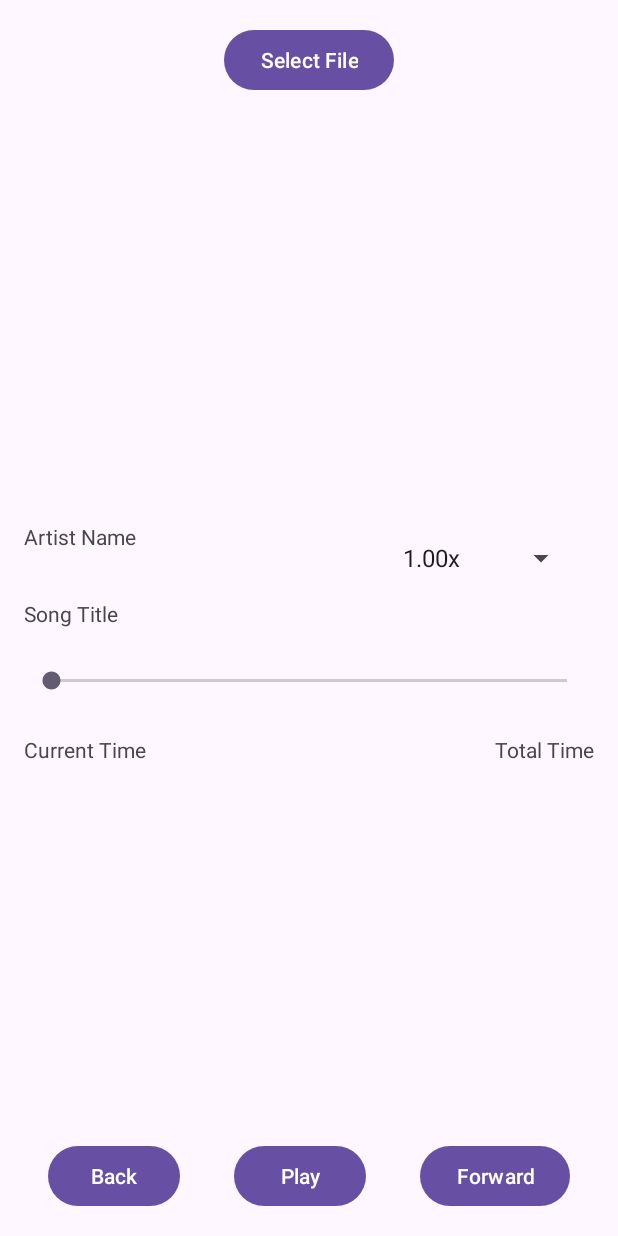
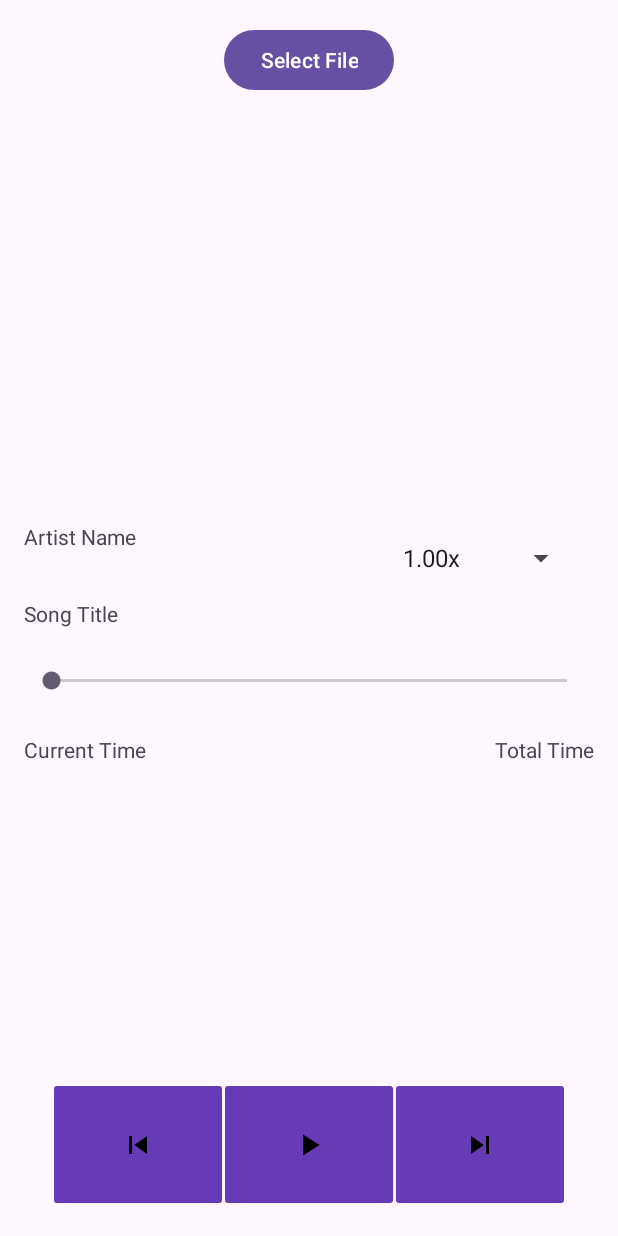
Before and after one commit to iToastMost/Custom-Android-Audio-Player, an Android app: the screen it shows after launch (MainActivity), on a phone screen of 412 x 824 dp. Run offline under Robolectric (Android 15) with nearby library versions, the phone set to English and light mode, and no system bars; 1 statement that could not run was skipped.

Commit message:
updated to use image buttons from regular buttons

```diff
--- a/app/src/main/java/com/CheekyLittleApps/audioplayer/MainActivity.java
+++ b/app/src/main/java/com/CheekyLittleApps/audioplayer/MainActivity.java
@@ -7,6 +7,7 @@ import android.content.Context;
 import android.content.Intent;
 import android.content.SharedPreferences;
 import android.content.pm.PackageManager;
+import android.graphics.BitmapFactory;
 import android.media.AudioManager;
 import android.net.Uri;
 import android.os.Build;
@@ -33,6 +34,7 @@ import android.view.View;
 import android.widget.AdapterView;
 import android.widget.ArrayAdapter;
 import android.widget.Button;
+import android.widget.ImageButton;
 import android.widget.ImageView;
 import android.widget.SeekBar;
 import android.widget.Spinner;
@@ -64,7 +66,8 @@ public class MainActivity extends AppCompatActivity {
 
     private Spinner spinnerPlaybackSpeed;
 
-    static Button btnPlay;
+    //static Button btnPlay;
+    static ImageButton btnPlay;
 
     TextView tvTitle;
     TextView tvArtist;
@@ -198,7 +201,7 @@ public class MainActivity extends AppCompatActivity {
 
     public static void updatePlayButtonText(String text) {
         if (btnPlay != null) {
-            btnPlay.setText(text);
+            //btnPlay.setText(text)
         }
     }
 
@@ -206,12 +209,15 @@ public class MainActivity extends AppCompatActivity {
     private void setupUIComponents()
     {
         Button btnFileSelect = findViewById(R.id.btnFileSelect);
-        Button btnBack = findViewById(R.id.btnBack);
-        Button btnForward = findViewById(R.id.btnForward);
+//        Button btnBack = findViewById(R.id.btnBack);
+//        Button btnForward = findViewById(R.id.btnForward);
+        ImageButton btnBack = findViewById(R.id.ibPrevious);
+        ImageButton btnForward = findViewById(R.id.ibNext);
 
         spinnerPlaybackSpeed = findViewById(R.id.spinnerPlaybackSpeed);
 
-        btnPlay = findViewById(R.id.btnWidgetPlay);
+        //btnPlay = findViewById(R.id.btnWidgetPlay);
+        btnPlay = findViewById(R.id.ibPlayPause);
 
         tvTitle = findViewById(R.id.tvTitle);
         tvArtist = findViewById(R.id.tvArtist);
--- a/app/src/main/java/com/CheekyLittleApps/audioplayer/helpers/MediaPlayerHelper.java
+++ b/app/src/main/java/com/CheekyLittleApps/audioplayer/helpers/MediaPlayerHelper.java
@@ -19,6 +19,7 @@ import android.os.PowerManager;
 import android.support.v4.media.session.MediaSessionCompat;
 import android.util.Log;
 import android.widget.Button;
+import android.widget.ImageButton;
 import android.widget.ImageView;
 import android.widget.SeekBar;
 import android.widget.Spinner;
@@ -309,7 +310,7 @@ public class MediaPlayerHelper
     }
 
 
-    public static void handleAudioFile(Activity activity, Uri uri, Spinner spinnerPlaybackSpeed, Button btnPlay, SeekBar sbTime, ImageView
+    public static void handleAudioFile(Activity activity, Uri uri, Spinner spinnerPlaybackSpeed, ImageButton btnPlay, SeekBar sbTime, ImageView
                                         ivCover, TextView tvTitle, TextView tvArtist, TextView tvSongLength, Uri mediaUri, TextView tvCurrentTime)
     {
         try
@@ -338,7 +339,7 @@ public class MediaPlayerHelper
 
                 handlePlayBackSpeedChange(playbackSpeed, mediaPlayer);
                 sbTime.setMax(mediaPlayer.getDuration());
-                btnPlay.setText("Pause");
+                //btnPlay.setImageIcon();
                 handler.post(updatePositionRunnable);
 
             });
--- a/app/src/main/res/layout/activity_main.xml
+++ b/app/src/main/res/layout/activity_main.xml
@@ -6,34 +6,6 @@
     android:layout_width="match_parent"
     android:layout_height="match_parent"
     tools:context="com.CheekyLittleApps.audioplayer.MainActivity">
-
-    <Button
-        android:id="@+id/btnBack"
-        android:layout_width="wrap_content"
-        android:layout_height="wrap_content"
-        android:layout_marginStart="32dp"
-        android:layout_marginBottom="16dp"
-        android:text="@string/back_button_text"
-        app:layout_constraintBottom_toBottomOf="parent"
-        app:layout_constraintStart_toStartOf="parent" />
-
-    <Button
-        android:id="@+id/btnWidgetPlay"
-        android:layout_width="wrap_content"
-        android:layout_height="wrap_content"
-        android:text="@string/play_button_text"
-        app:layout_constraintEnd_toStartOf="@+id/btnForward"
-        app:layout_constraintStart_toEndOf="@+id/btnBack"
-        app:layout_constraintTop_toTopOf="@+id/btnBack" />
-
-    <Button
-        android:id="@+id/btnForward"
-        android:layout_width="wrap_content"
-        android:layout_height="wrap_content"
-        android:layout_marginEnd="32dp"
-        android:text="@string/forward_button_text"
-        app:layout_constraintEnd_toEndOf="parent"
-        app:layout_constraintTop_toTopOf="@+id/btnWidgetPlay" />
 
     <SeekBar
         android:id="@+id/sbTime"
@@ -117,4 +89,38 @@
         app:layout_constraintStart_toEndOf="@+id/tvArtist"
         app:layout_constraintTop_toBottomOf="@+id/ivCover" />
 
+    <ImageButton
+        android:id="@+id/ibPrevious"
+        android:layout_width="120dp"
+        android:layout_height="90dp"
+        android:layout_marginStart="32dp"
+        android:layout_marginBottom="16dp"
+        android:backgroundTint="#673AB7"
+        android:contentDescription="Button_Rewind"
+        app:layout_constraintBottom_toBottomOf="parent"
+        app:layout_constraintStart_toStartOf="parent"
+        app:srcCompat="@drawable/ic_skip_previous" />
+
+    <ImageButton
+        android:id="@+id/ibPlayPause"
+        android:layout_width="120dp"
+        android:layout_height="90dp"
+        android:backgroundTint="#673AB7"
+        android:contentDescription="Button_Play_Pause"
+        app:layout_constraintEnd_toStartOf="@+id/ibNext"
+        app:layout_constraintStart_toEndOf="@+id/ibPrevious"
+        app:layout_constraintTop_toTopOf="@+id/ibPrevious"
+        app:srcCompat="@drawable/ic_play_arrow" />
+
+    <ImageButton
+        android:id="@+id/ibNext"
+        android:layout_width="120dp"
+        android:layout_height="90dp"
+        android:layout_marginEnd="32dp"
+        android:backgroundTint="#673AB7"
+        android:contentDescription="Button_Forward"
+        app:layout_constraintEnd_toEndOf="parent"
+        app:layout_constraintTop_toTopOf="@+id/ibPlayPause"
+        app:srcCompat="@drawable/ic_skip_next" />
+
 </androidx.constraintlayout.widget.ConstraintLayout>
```
